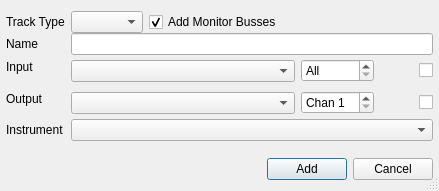
Above: oom/widgets/createtrackbase.ui from ccherrett/oom before the change. Below: the same form after it.
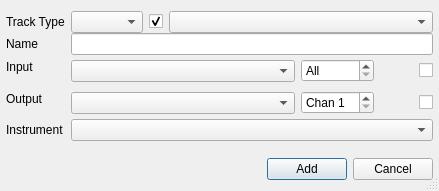
That is the form after the change.

What changed in the file:
```diff
--- a/oom/widgets/createtrackbase.ui
+++ b/oom/widgets/createtrackbase.ui
@@ -56,7 +56,7 @@
         <number>0</number>
        </property>
        <property name="rightMargin">
-        <number>12</number>
+        <number>0</number>
        </property>
        <item>
         <widget class="QComboBox" name="cmbType"/>
@@ -67,13 +67,23 @@
           <string>This is required for tracks connected to LinuxSampler </string>
          </property>
          <property name="text">
-          <string>Add Monitor Busses</string>
+          <string/>
          </property>
          <property name="checked">
           <bool>true</bool>
          </property>
         </widget>
        </item>
+       <item>
+        <widget class="QComboBox" name="cmbMonitor">
+         <property name="sizePolicy">
+          <sizepolicy hsizetype="Expanding" vsizetype="Fixed">
+           <horstretch>0</horstretch>
+           <verstretch>0</verstretch>
+          </sizepolicy>
+         </property>
+        </widget>
+       </item>
       </layout>
      </item>
      <item row="1" column="0">
```
Left out of the diff: 3 changed lines with no effect on the pictures.
